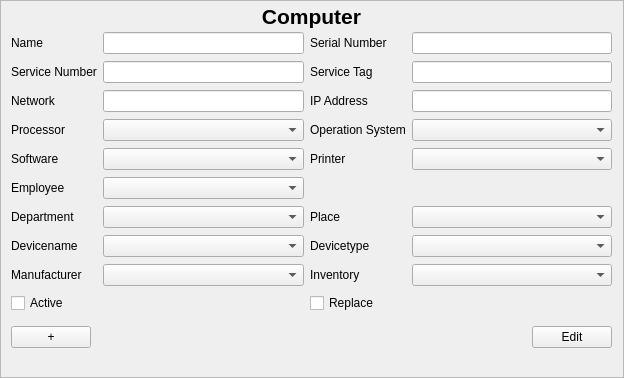
Before: the Qt Designer form src/app/computerinputarea.ui in jmuelbert/jmbde-QT, drawn with Qt 5.
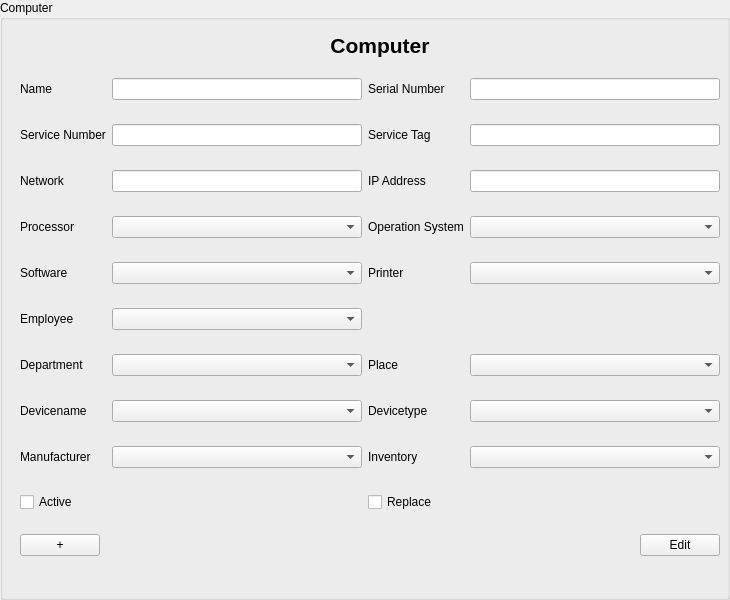
After: the same form once the commit is applied.

Commit message: Change Input Dialog Handling

Patch:
```diff
--- a/src/app/computerinputarea.ui
+++ b/src/app/computerinputarea.ui
@@ -1,40 +1,108 @@
 <?xml version="1.0" encoding="UTF-8"?>
 <ui version="4.0">
  <class>ComputerInputArea</class>
- <widget class="QScrollArea" name="ComputerInputArea">
+ <widget class="QGroupBox" name="ComputerInputArea">
   <property name="geometry">
    <rect>
     <x>0</x>
     <y>0</y>
-    <width>624</width>
-    <height>378</height>
+    <width>730</width>
+    <height>600</height>
    </rect>
   </property>
   <property name="windowTitle">
-   <string>ScrollArea</string>
+   <string>GroupBox</string>
+  </property>
+  <property name="title">
+   <string>Computer</string>
   </property>
   <property name="accessibleName">
    <string>ComputerInputDialog</string>
   </property>
-  <property name="widgetResizable">
-   <bool>true</bool>
-  </property>
-  <widget class="QWidget" name="scrollAreaWidgetContents">
+  <widget class="QWidget" name="formLayoutWidget">
    <property name="geometry">
     <rect>
-     <x>0</x>
-     <y>0</y>
-     <width>622</width>
-     <height>376</height>
+     <x>10</x>
+     <y>30</y>
+     <width>730</width>
+     <height>600</height>
     </rect>
    </property>
+   <widget class="QWidget" name="gridLayoutWidget">
+    <property name="geometry">
+     <rect>
+      <x>10</x>
+      <y>0</y>
+      <width>720</width>
+      <height>30</height>
+     </rect>
+    </property>
+       <layout class="QVBoxLayout" name="verticalLayout">
+     <item>
+      <widget class="QLabel" name="label_Header">
+       <property name="font">
+        <font>
+         <pointsize>16</pointsize>
+         <weight>75</weight>
+         <bold>true</bold>
+        </font>
+       </property>
+       <property name="text">
+        <string>Computer</string>
+       </property>
+       <property name="alignment">
+        <set>Qt::AlignCenter</set>
+       </property>
+      </widget>
+     </item>
+    </layout>
+   </widget>
+   <widget class="QWidget" name="verticalLayoutWidget_Buttons">
+    <property name="geometry">
+     <rect>
+      <x>10</x>
+      <y>500</y>
+      <width>700</width>
+      <height>30</height>
+     </rect>
+    </property>
+    <layout class="QHBoxLayout" name="horizontalLayout">
+     <item>
+      <widget class="QPushButton" name="pushButton_Add">
+       <property name="text">
+        <string>+</string>
+       </property>
+      </widget>
+     </item>
+     <item>
+      <spacer name="horizontalSpacer">
+       <property name="orientation">
+        <enum>Qt::Horizontal</enum>
+       </property>
+       <property name="sizeHint" stdset="0">
+        <size>
+         <width>40</width>
+         <height>20</height>
+        </size>
+       </property>
+      </spacer>
+     </item>
+     <item>
+      <widget class="QPushButton" name="pushButton_EditFinish">
+       <property name="text">
+        <string>Edit</string>
+       </property>
+      </widget>
+     </item>
+    </layout>
+   </widget>
    <widget class="QWidget" name="gridLayoutWidget">
     <property name="geometry">
      <rect>
       <x>10</x>
       <y>30</y>
-      <width>601</width>
-      <height>291</height>
+      <width>700</width>
+      <height>470</height>
      </rect>
     </property>
     <layout class="QGridLayout" name="gridLayout">
@@ -284,64 +352,6 @@
       <height>31</height>
      </rect>
     </property>
-    <layout class="QVBoxLayout" name="verticalLayout">
-     <item>
-      <widget class="QLabel" name="label_Header">
-       <property name="font">
-        <font>
-         <pointsize>16</pointsize>
-         <weight>75</weight>
-         <bold>true</bold>
-        </font>
-       </property>
-       <property name="text">
-        <string>Computer</string>
-       </property>
-       <property name="alignment">
-        <set>Qt::AlignCenter</set>
-       </property>
-      </widget>
-     </item>
-    </layout>
-   </widget>
-   <widget class="QWidget" name="verticalLayoutWidget_2">
-    <property name="geometry">
-     <rect>
-      <x>10</x>
-      <y>320</y>
-      <width>601</width>
-      <height>32</height>
-     </rect>
-    </property>
-    <layout class="QHBoxLayout" name="horizontalLayout">
-     <item>
-      <widget class="QPushButton" name="pushButton_Add">
-       <property name="text">
-        <string>+</string>
-       </property>
-      </widget>
-     </item>
-     <item>
-      <spacer name="horizontalSpacer">
-       <property name="orientation">
-        <enum>Qt::Horizontal</enum>
-       </property>
-       <property name="sizeHint" stdset="0">
-        <size>
-         <width>40</width>
-         <height>20</height>
-        </size>
-       </property>
-      </spacer>
-     </item>
-     <item>
-      <widget class="QPushButton" name="pushButton_EditFinish">
-       <property name="text">
-        <string>Edit</string>
-       </property>
-      </widget>
-     </item>
-    </layout>
    </widget>
   </widget>
  </widget>
```
The commit also changes 16 other files.
